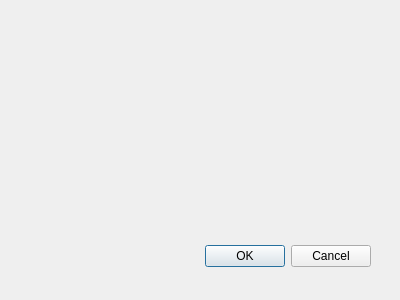
Qt form irmis_json_loader_dialog_base.ui (OpenBfS/irmis_json_loader) before a commit.
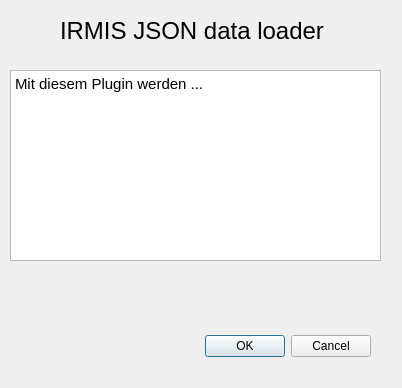
The same form after that commit. Custom widgets are drawn as their Qt base class.

Commit message: successfully imported testfile

Patch:
```diff
--- a/irmis_json_loader_dialog_base.ui
+++ b/irmis_json_loader_dialog_base.ui
@@ -1,22 +1,22 @@
 <ui version="4.0" >
  <class>IrmisJsonLoaderDialogBase</class>
- <widget class="QDialog" name="IrmisJsonLoaderDialogBase" >
-  <property name="geometry" >
+ <widget class="QDialog" name="IrmisJsonLoaderDialogBase">
+  <property name="geometry">
    <rect>
     <x>0</x>
     <y>0</y>
-    <width>400</width>
-    <height>300</height>
+    <width>402</width>
+    <height>388</height>
    </rect>
   </property>
   <property name="windowTitle" >
    <string>IRMIS Json Loader</string>
   </property>
-  <widget class="QDialogButtonBox" name="button_box" >
-   <property name="geometry" >
+  <widget class="QDialogButtonBox" name="button_box">
+   <property name="geometry">
     <rect>
      <x>30</x>
-     <y>240</y>
+     <y>330</y>
      <width>341</width>
      <height>32</height>
     </rect>
@@ -28,7 +28,65 @@
     <set>QDialogButtonBox::Cancel|QDialogButtonBox::Ok</set>
    </property>
   </widget>
+  <widget class="QLabel" name="label">
+   <property name="geometry">
+    <rect>
+     <x>60</x>
+     <y>10</y>
+     <width>271</width>
+     <height>41</height>
+    </rect>
+   </property>
+   <property name="font">
+    <font>
+     <pointsize>18</pointsize>
+    </font>
+   </property>
+   <property name="text">
+    <string>IRMIS JSON data loader</string>
+   </property>
+  </widget>
+  <widget class="QTextBrowser" name="textBrowser">
+   <property name="enabled">
+    <bool>true</bool>
+   </property>
+   <property name="geometry">
+    <rect>
+     <x>10</x>
+     <y>70</y>
+     <width>371</width>
+     <height>191</height>
+    </rect>
+   </property>
+   <property name="html">
+    <string>&lt;!DOCTYPE HTML PUBLIC &quot;-//W3C//DTD HTML 4.0//EN&quot; &quot;http://www.w3.org/TR/REC-html40/strict.dtd&quot;&gt;
+&lt;html&gt;&lt;head&gt;&lt;meta name=&quot;qrichtext&quot; content=&quot;1&quot; /&gt;&lt;style type=&quot;text/css&quot;&gt;
+p, li { white-space: pre-wrap; }
+&lt;/style&gt;&lt;/head&gt;&lt;body style=&quot; font-family:'Ubuntu'; font-size:11pt; font-weight:400; font-style:normal;&quot;&gt;
+&lt;p style=&quot; margin-top:0px; margin-bottom:0px; margin-left:0px; margin-right:0px; -qt-block-indent:0; text-indent:0px;&quot;&gt;Mit diesem Plugin werden ... &lt;/p&gt;&lt;/body&gt;&lt;/html&gt;</string>
+   </property>
+  </widget>
+  <widget class="QgsFileWidget" name="mQgsFileWidget">
+   <property name="geometry">
+    <rect>
+     <x>23</x>
+     <y>280</y>
+     <width>331</width>
+     <height>27</height>
+    </rect>
+   </property>
+   <property name="acceptDrops">
+    <bool>true</bool>
+   </property>
+  </widget>
  </widget>
+ <customwidgets>
+  <customwidget>
+   <class>QgsFileWidget</class>
+   <extends>QWidget</extends>
+   <header>qgsfilewidget.h</header>
+  </customwidget>
+ </customwidgets>
  <resources/>
  <connections>
   <connection>
```
Left out of the diff: 33 changed lines with no effect on the pictures. The commit also changes 1 other file.
